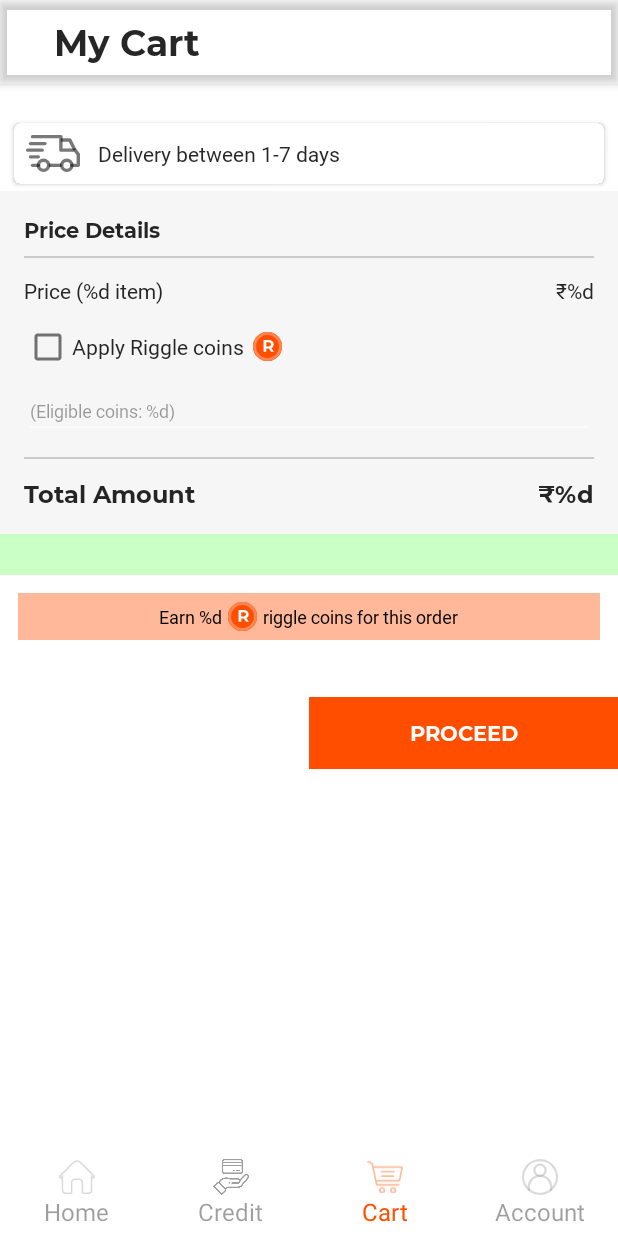
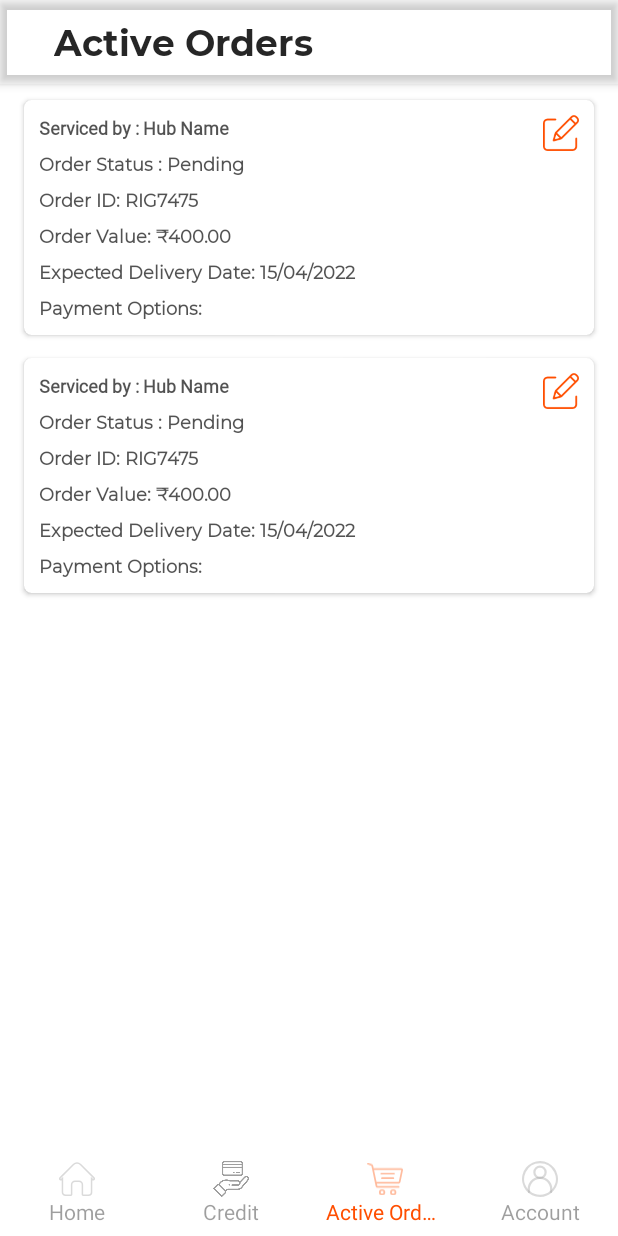
Before and after one commit to rahul1293/Riggle-retailer, an Android app: the HomeActivity screen opened directly, with no data from a screen before it, item 3 of the bottom bar chosen, on a phone screen of 412 x 824 dp. Run offline under Robolectric (Android 15) with nearby library versions, the phone set to English and light mode, and no system bars; our stand-ins replace ButterKnife, EventBus, data binding, sdp/ssp sizes.

Commit message:
13april22 - new

```diff
--- a/app/src/main/java/com/riggle/ui/home/HomeActivity.kt
+++ b/app/src/main/java/com/riggle/ui/home/HomeActivity.kt
@@ -36,7 +36,7 @@ class HomeActivity : CustomAppCompatActivityViewImpl(), CustomAppViewConnector {
 
     private var homePagerAdapter: TabAdapter? = null
     private var homeFragment: HomeFragment? = null
-    private var cartFragment: CartFragment? = null
+    private var cartFragment: ActiveOrderFragment? = null
     private var profileFragment: ProfileFragment? = null
     private var creditFragment: CreditFragment? = null
     private val rewardsFragment: RewardsFragment? = null
@@ -77,10 +77,11 @@ class HomeActivity : CustomAppCompatActivityViewImpl(), CustomAppViewConnector {
         }
 
         if (cartFragment == null) {
-            cartFragment = CartFragment.newInstance()
+            //cartFragment = CartFragment.newInstance()
+            cartFragment = ActiveOrderFragment.newInstance()
             homePagerAdapter!!.addFragment(
                 cartFragment!!,
-                getString(R.string.cart),
+                getString(R.string.active_orders),
                 R.drawable.ic_cart
             )
         }
--- /dev/null
+++ b/app/src/main/java/com/riggle/ui/home/fragment/ActiveOrderFragment.kt
@@ -0,0 +1,79 @@
+package com.riggle.ui.home.fragment
+
+import android.os.Bundle
+import android.view.LayoutInflater
+import android.view.View
+import android.view.ViewGroup
+import androidx.recyclerview.widget.LinearLayoutManager
+import com.riggle.BR
+import com.riggle.R
+import com.riggle.baseClass.SimpleRecyclerViewAdapter
+import com.riggle.data.models.MenuBean
+import com.riggle.databinding.ItemActiveOrderBinding
+import com.riggle.ui.base.connector.CustomAppViewConnector
+import com.riggle.ui.base.fragment.CustomAppFragmentViewImpl
+import kotlinx.android.synthetic.main.fragment_active_order.*
+
+class ActiveOrderFragment : CustomAppFragmentViewImpl(), CustomAppViewConnector {
+
+    override fun onCreateView(
+        inflater: LayoutInflater, container: ViewGroup?,
+        savedInstanceState: Bundle?
+    ): View? {
+        connectViewToParent(this)
+        super.onCreateView(inflater, container, savedInstanceState)
+        return view
+    }
+
+    override fun setView(): Int {
+        return R.layout.fragment_active_order
+    }
+
+    override fun initializeViews(savedInstanceState: Bundle?) {
+        setUpRecyclerView()
+    }
+
+    private var adapterActiveOrder: SimpleRecyclerViewAdapter<MenuBean, ItemActiveOrderBinding>? =
+        null
+
+    private fun setUpRecyclerView() {
+        adapterActiveOrder = SimpleRecyclerViewAdapter<MenuBean, ItemActiveOrderBinding>(
+            R.layout.item_active_order, BR.bean
+        ) { v, m, pos ->
+
+        }
+        val layoutManager =
+            LinearLayoutManager(requireContext())
+        rvActiveOrders.layoutManager = layoutManager
+        rvActiveOrders.adapter = adapterActiveOrder
+        adapterActiveOrder?.list = getList()
+    }
+
+    private fun getList(): MutableList<MenuBean> {
+        val dataList = ArrayList<MenuBean>()
+        dataList.apply {
+            add(MenuBean(1, "", 0, false))
+            add(MenuBean(1, "", 0, false))
+        }
+        return dataList
+    }
+
+    fun loadTab() {
+
+    }
+
+    fun clearCart() {
+
+    }
+
+    companion object {
+        @JvmStatic
+        fun newInstance(): ActiveOrderFragment {
+            val fragment = ActiveOrderFragment()
+            val args = Bundle()
+            fragment.arguments = args
+            return fragment
+        }
+    }
+
+}
--- /dev/null
+++ b/app/src/main/res/layout/fragment_active_order.xml
@@ -0,0 +1,36 @@
+<RelativeLayout xmlns:android="http://schemas.android.com/apk/res/android"
+    xmlns:app="http://schemas.android.com/apk/res-auto"
+    xmlns:tools="http://schemas.android.com/tools"
+    android:layout_width="match_parent"
+    android:layout_height="match_parent"
+    tools:context="com.riggle.ui.home.fragment.CartFragment">
+
+    <com.google.android.material.appbar.AppBarLayout
+        android:id="@+id/appBar"
+        style="@style/DefaultAppBarLayout"
+        android:layout_width="match_parent"
+        android:layout_height="?actionBarSize"
+        android:gravity="center">
+
+        <TextView
+            android:id="@+id/tvToolbar"
+            android:layout_width="match_parent"
+            android:layout_height="match_parent"
+            android:layout_marginStart="24dp"
+            android:fontFamily="@font/font_bold"
+            android:gravity="center_vertical"
+            android:text="@string/active_orders"
+            android:textColor="@color/black_85"
+            android:textSize="24sp" />
+
+    </com.google.android.material.appbar.AppBarLayout>
+
+    <androidx.recyclerview.widget.RecyclerView
+        android:id="@+id/rvActiveOrders"
+        android:layout_width="match_parent"
+        android:layout_height="wrap_content"
+        android:layout_below="@+id/appBar"
+        android:layout_marginStart="6dp"
+        android:layout_marginEnd="6dp" />
+
+</RelativeLayout>
--- a/app/src/main/res/layout/fragment_home.xml
+++ b/app/src/main/res/layout/fragment_home.xml
@@ -18,7 +18,7 @@
             android:layout_marginLeft="16dp"
             android:layout_marginRight="16dp">
 
-            <TextView
+            <!--<TextView
                 android:id="@+id/tvDelivering"
                 android:layout_width="match_parent"
                 android:layout_height="wrap_content"
@@ -29,16 +29,15 @@
                 android:maxLines="1"
                 android:text="@string/delivering_to"
                 android:textColor="@color/black_85"
-                android:textSize="12sp" />
+                android:textSize="12sp" />-->
 
             <TextView
                 android:id="@+id/tvStoreName"
                 android:layout_width="match_parent"
                 android:layout_height="wrap_content"
-                android:layout_below="@+id/tvDelivering"
                 android:layout_marginTop="2dp"
                 android:layout_marginEnd="8dp"
-                android:layout_toStartOf="@+id/tvRiggleCoins"
+                android:layout_toStartOf="@+id/ivSearch"
                 android:ellipsize="end"
                 android:fontFamily="@font/font_bold"
                 android:maxLines="1"
@@ -53,21 +52,20 @@
                 android:layout_centerVertical="true"
                 android:layout_marginStart="16dp"
                 android:layout_marginEnd="16dp"
-                android:layout_toStartOf="@+id/tvRiggleCoins"
                 android:alpha="0.7"
+                android:layout_alignParentEnd="true"
                 app:srcCompat="@drawable/ic_search" />
 
             <TextView
                 android:id="@+id/tvRiggleCoins"
                 android:layout_width="wrap_content"
                 android:layout_height="28dp"
-                android:layout_alignParentEnd="true"
-                android:layout_centerVertical="true"
                 android:background="@drawable/home_toolbar_coin_bg"
                 android:drawableEnd="@drawable/ic_riggle_coin"
                 android:drawablePadding="6dp"
                 android:fontFamily="@font/font_bold"
                 android:gravity="center_vertical"
+                android:layout_below="@+id/tvStoreName"
                 android:paddingLeft="10dp"
                 android:paddingRight="10dp"
                 android:text="0"
--- a/app/src/main/res/layout/fragment_personal_details.xml
+++ b/app/src/main/res/layout/fragment_personal_details.xml
@@ -63,7 +63,7 @@
                 android:layout_marginTop="20dp"
                 android:background="@drawable/rounded_4dp_border"
                 android:fontFamily="@font/font_regular"
-                android:hint="@string/contact_person_name"
+                android:hint="Contact Person name"
                 android:padding="12dp"
                 android:textColor="@color/black_85"
                 android:textColorHint="@color/black_18"
@@ -78,7 +78,7 @@
                 android:background="@drawable/rounded_4dp_border"
                 android:fontFamily="@font/font_regular"
                 android:gravity="top"
-                android:hint="@string/contact_person_number"
+                android:hint="Contact Person Number"
                 android:inputType="textMultiLine"
                 android:padding="12dp"
                 android:textColor="@color/black_85"
@@ -96,7 +96,7 @@
                 android:drawableRight="@drawable/down_arrow_icon"
                 android:focusableInTouchMode="false"
                 android:fontFamily="@font/font_regular"
-                android:hint="@string/business_proof_document"
+                android:hint="Business Proof Document"
                 android:padding="12dp"
                 android:textColor="@color/black_85"
                 android:textColorHint="@color/black_18"
--- a/app/src/main/res/layout/home_custom_tab.xml
+++ b/app/src/main/res/layout/home_custom_tab.xml
@@ -15,5 +15,7 @@
         android:layout_width="wrap_content"
         android:layout_height="wrap_content"
         android:textColor="@color/black_38"
-        android:textSize="16sp" />
+        android:singleLine="true"
+        android:ellipsize="end"
+        android:textSize="14sp" />
 </LinearLayout>
--- /dev/null
+++ b/app/src/main/res/layout/item_active_order.xml
@@ -0,0 +1,146 @@
+<?xml version="1.0" encoding="utf-8"?>
+<layout xmlns:android="http://schemas.android.com/apk/res/android"
+    xmlns:app="http://schemas.android.com/apk/res-auto"
+    xmlns:tools="http://schemas.android.com/tools">
+
+    <data>
+
+        <import type="android.view.View" />
+
+        <variable
+            name="pos"
+            type="Integer" />
+
+        <variable
+            name="bean"
+            type="com.riggle.data.models.MenuBean" />
+
+        <variable
+            name="callback"
+            type="com.riggle.baseClass.SimpleRecyclerViewAdapter.SimpleCallback" />
+    </data>
+
+    <androidx.constraintlayout.widget.ConstraintLayout
+        android:layout_width="match_parent"
+        android:layout_height="wrap_content">
+
+        <androidx.cardview.widget.CardView
+            android:layout_width="0dp"
+            android:layout_height="wrap_content"
+            android:layout_margin="6dp"
+            app:cardCornerRadius="5dp"
+            app:cardBackgroundColor="@color/white"
+            app:cardElevation="2dp"
+            app:cardUseCompatPadding="true"
+            app:layout_constraintEnd_toEndOf="parent"
+            app:layout_constraintStart_toStartOf="parent"
+            app:layout_constraintTop_toTopOf="parent">
+
+            <RelativeLayout
+                android:layout_width="match_parent"
+                android:layout_height="wrap_content"
+                android:padding="10dp">
+
+                <TextView
+                    android:id="@+id/siblingInfoTextView"
+                    android:layout_width="match_parent"
+                    android:layout_height="wrap_content"
+                    android:ellipsize="end"
+                    android:fontFamily="@font/font_medium"
+                    android:maxLines="2"
+                    android:text="Serviced by : Hub Name"
+                    android:textColor="@color/black_68"
+                    android:textSize="12sp"
+                    android:textStyle="bold"
+                    android:layout_toStartOf="@+id/ivEdit"
+                    tools:text="Serviced by : Hub Name" />
+
+                <ImageView
+                    android:id="@+id/ivEdit"
+                    android:layout_width="24dp"
+                    android:layout_height="24dp"
+                    app:tint="@color/colorPrimary"
+                    android:layout_alignParentEnd="true"
+                    android:src="@drawable/ic_edit_icon" />
+
+                <TextView
+                    android:id="@+id/tvOrderStatus"
+                    android:layout_width="match_parent"
+                    android:layout_height="wrap_content"
+                    android:layout_below="@+id/siblingInfoTextView"
+                    android:layout_marginTop="8dp"
+                    android:fontFamily="@font/font_regular"
+                    android:maxLines="2"
+                    android:text="Order Status : Pending"
+                    android:textColor="@color/black_68"
+                    android:textSize="12sp"
+                    android:textStyle="bold"
+                    android:layout_toStartOf="@+id/ivEdit"
+                    tools:text="Order Status : Pending" />
+
+                <TextView
+                    android:id="@+id/tvOrderId"
+                    android:layout_width="match_parent"
+                    android:layout_height="wrap_content"
+                    android:layout_below="@+id/tvOrderStatus"
+                    android:layout_marginTop="8dp"
+                    android:fontFamily="@font/font_regular"
+                    android:maxLines="2"
+                    android:text="Order ID: RIG7475"
+                    android:textColor="@color/black_68"
+                    android:textSize="12sp"
+                    android:textStyle="bold"
+                    android:layout_toStartOf="@+id/ivEdit"
+                    tools:text="Order ID: RIG7475" />
+
+                <TextView
+                    android:id="@+id/tvOrderValue"
+                    android:layout_width="match_parent"
+                    android:layout_height="wrap_content"
+                    android:layout_below="@+id/tvOrderId"
+                    android:layout_marginTop="8dp"
+                    android:layout_toStartOf="@+id/ivEdit"
+                    android:fontFamily="@font/font_regular"
+                    android:maxLines="2"
+                    android:text="Order Value: ₹400.00"
+                    android:textColor="@color/black_68"
+                    android:textSize="12sp"
+                    android:textStyle="bold"
+                    tools:text="Order Value: ₹400.00" />
+
+                <TextView
+                    android:id="@+id/tvDeliveryDate"
+                    android:layout_width="match_parent"
+                    android:layout_height="wrap_content"
+                    android:layout_below="@+id/tvOrderValue"
+                    android:layout_marginTop="8dp"
+                    android:fontFamily="@font/font_regular"
+                    android:maxLines="2"
+                    android:text="Expected Delivery Date: 15/04/2022"
+                    android:textColor="@color/black_68"
+                    android:textSize="12sp"
+                    android:textStyle="bold"
+                    android:layout_toStartOf="@+id/ivEdit"
+                    tools:text="Expected Delivery Date: 15/04/2022" />
+
+                <TextView
+                    android:id="@+id/tvPaymentMode"
+                    android:layout_width="match_parent"
+                    android:layout_height="wrap_content"
+                    android:layout_below="@+id/tvDeliveryDate"
+                    android:layout_marginTop="8dp"
+                    android:fontFamily="@font/font_regular"
+                    android:maxLines="2"
+                    android:text="Payment Options:"
+                    android:textColor="@color/black_68"
+                    android:textSize="12sp"
+                    android:textStyle="bold"
+                    android:layout_toStartOf="@+id/ivEdit"
+                    tools:text="Payment Options:" />
+
+            </RelativeLayout>
+
+        </androidx.cardview.widget.CardView>
+
+    </androidx.constraintlayout.widget.ConstraintLayout>
+</layout>
--- a/app/src/main/res/layout/list_cart_items.xml
+++ b/app/src/main/res/layout/list_cart_items.xml
@@ -76,11 +76,11 @@
         android:layout_below="@id/tvName"
         android:layout_marginTop="8dp"
         android:layout_toEndOf="@id/ivImgLl"
+        android:ellipsize="end"
         android:fontFamily="@font/font_regular"
+        android:maxLines="2"
         android:textColor="@color/black_68"
         android:textSize="12sp"
-        android:maxLines="2"
-        android:ellipsize="end"
         android:textStyle="bold"
         tools:text="1000ml + 5 more varients" />
 
--- a/app/src/main/res/values/strings.xml
+++ b/app/src/main/res/values/strings.xml
@@ -37,6 +37,7 @@
 
     <string name="home">Home</string>
     <string name="cart">Cart</string>
+    <string name="active_orders">Active Orders</string>
     <string name="account">Account</string>
     <string name="rewards">Rewards</string>
     <string name="version">Version</string>
```
Also changed, not shown: app/src/main/res/drawable/ic_edit_icon.png (added), 1 other file.
